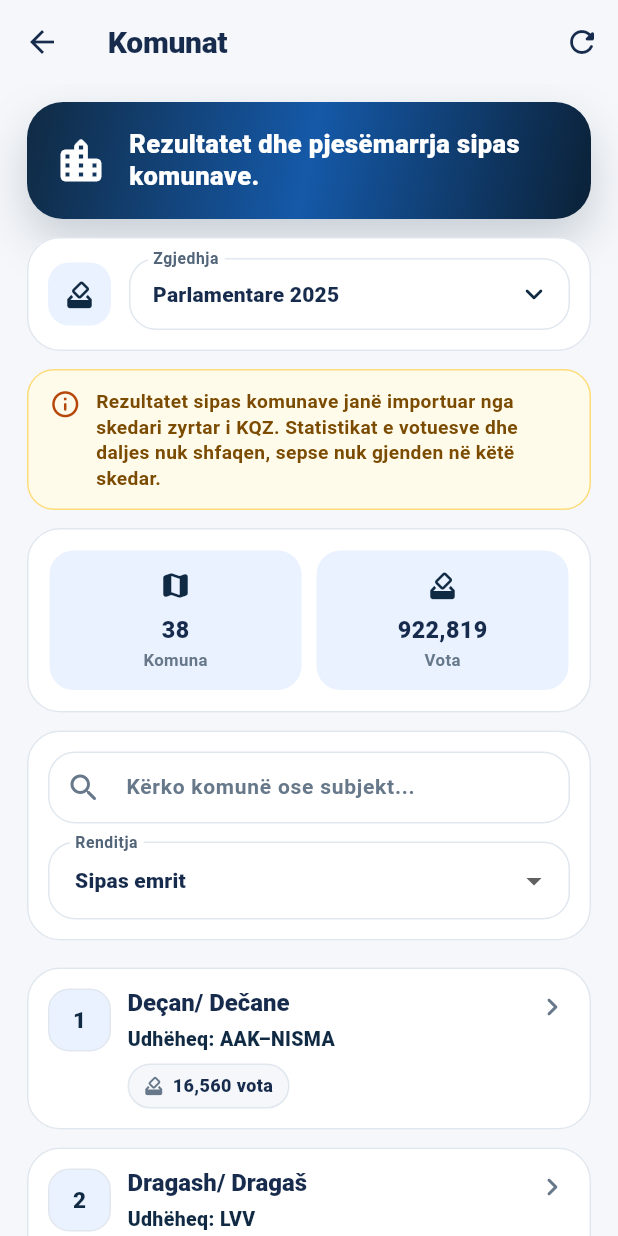
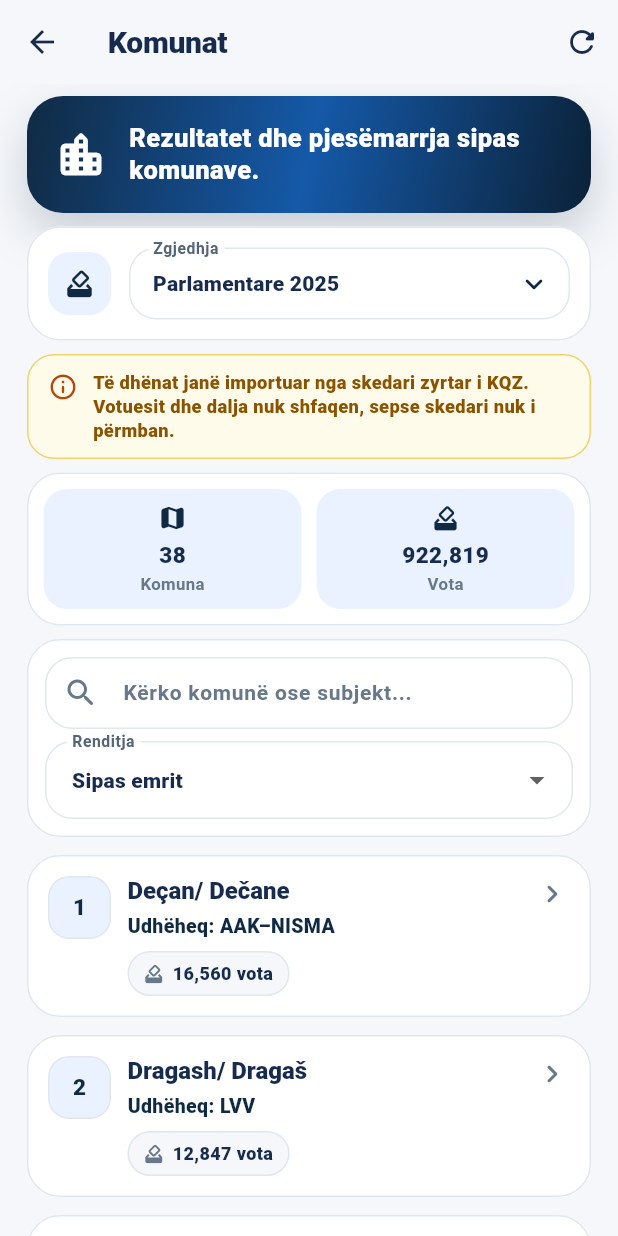
Before and after one commit to genti2004-cmyk/zgjedhjet_info, a Flutter app: the MunicipalitiesScreen screen opened directly, on a phone screen of 412 x 824 dp. Run offline on Flutter 3.47's test engine with Material 3 defaults, Android fonts, the light colour scheme and no system bars.

Commit message:
UI: Compact municipality overview

```diff
--- a/lib/src/features/municipalities/presentation/municipalities_screen.dart
+++ b/lib/src/features/municipalities/presentation/municipalities_screen.dart
@@ -69,7 +69,7 @@ class _MunicipalitiesScreenState extends State<MunicipalitiesScreen> {
 
   String _municipalityNoticeMessage(ElectionSource source) {
     if (_hasOfficialMunicipalityResults(source)) {
-      return 'Rezultatet sipas komunave janë importuar nga skedari zyrtar i KQZ. Statistikat e votuesve dhe daljes nuk shfaqen, sepse nuk gjenden në këtë skedar.';
+      return 'Të dhënat janë importuar nga skedari zyrtar i KQZ. Votuesit dhe dalja nuk shfaqen, sepse skedari nuk i përmban.';
     }
 
     if (_isParliamentary(source)) {
@@ -165,18 +165,16 @@ class _MunicipalitiesScreenState extends State<MunicipalitiesScreen> {
                   await _municipalityResultsFuture;
                 },
                 child: ListView(
-                  padding: const EdgeInsets.fromLTRB(18, 12, 18, 24),
+                  padding: const EdgeInsets.fromLTRB(18, 8, 18, 24),
                   children: [
                     const _PageHeader(),
-                    const SizedBox(height: 12),
+                    const SizedBox(height: 9),
                     ElectionPickerCard(onChanged: _refresh),
-                    const SizedBox(height: 12),
-                    PremiumStatusNotice(
-                      icon: Icons.info_outline_rounded,
-                      verified: false,
+                    const SizedBox(height: 9),
+                    _CompactMunicipalityNotice(
                       message: _municipalityNoticeMessage(selectedElection),
                     ),
-                    const SizedBox(height: 12),
+                    const SizedBox(height: 9),
                     if (_isParliamentary(selectedElection) &&
                         !_hasOfficialMunicipalityResults(selectedElection))
                       _MunicipalityPendingCard(source: selectedElection)
@@ -203,7 +201,7 @@ class _MunicipalitiesScreenState extends State<MunicipalitiesScreen> {
                           (item) => item.hasVoterStatistics,
                         ),
                       ),
-                      const SizedBox(height: 12),
+                      const SizedBox(height: 9),
                       _SearchAndSortCard(
                         controller: _searchController,
                         sortMode: _sortMode,
@@ -219,7 +217,7 @@ class _MunicipalitiesScreenState extends State<MunicipalitiesScreen> {
                           });
                         },
                       ),
-                      const SizedBox(height: 18),
+                      const SizedBox(height: 12),
                       if (visibleMunicipalities.isEmpty)
                         const AppEmptyCard(
                           message: 'Nuk u gjet asnjë komunë me këtë kërkim.',
@@ -293,6 +291,51 @@ class _PageHeader extends StatelessWidget {
                 fontSize: 17,
                 fontWeight: FontWeight.w800,
                 height: 1.25,
+              ),
+            ),
+          ),
+        ],
+      ),
+    );
+  }
+}
+
+class _CompactMunicipalityNotice extends StatelessWidget {
+  final String message;
+
+  const _CompactMunicipalityNotice({
+    required this.message,
+  });
+
+  @override
+  Widget build(BuildContext context) {
+    return Container(
+      padding: const EdgeInsets.fromLTRB(13, 10, 13, 10),
+      decoration: BoxDecoration(
+        color: const Color(0xFFFFFBEB),
+        borderRadius: BorderRadius.circular(18),
+        border: Border.all(color: const Color(0xFFF2D26B)),
+      ),
+      child: Row(
+        crossAxisAlignment: CrossAxisAlignment.start,
+        children: [
+          const Padding(
+            padding: EdgeInsets.only(top: 1),
+            child: Icon(
+              Icons.info_outline_rounded,
+              color: Color(0xFFB54708),
+              size: 20,
+            ),
+          ),
+          const SizedBox(width: 10),
+          Expanded(
+            child: Text(
+              message,
+              style: const TextStyle(
+                color: Color(0xFF8A5300),
+                fontSize: 12.2,
+                height: 1.30,
+                fontWeight: FontWeight.w800,
               ),
             ),
           ),
@@ -473,7 +516,7 @@ class _SummaryCard extends StatelessWidget {
 
     return Card(
       child: Padding(
-        padding: const EdgeInsets.fromLTRB(15, 15, 15, 15),
+        padding: const EdgeInsets.fromLTRB(11, 11, 11, 11),
         child: Row(
           children: [
             Expanded(
@@ -530,7 +573,7 @@ class _SummaryItem extends StatelessWidget {
   @override
   Widget build(BuildContext context) {
     return Container(
-      padding: const EdgeInsets.fromLTRB(8, 12, 8, 12),
+      padding: const EdgeInsets.fromLTRB(8, 9, 8, 9),
       decoration: BoxDecoration(
         color: AppTheme.softGreen,
         borderRadius: BorderRadius.circular(16),
@@ -540,20 +583,20 @@ class _SummaryItem extends StatelessWidget {
           Icon(
             icon,
             color: AppTheme.primaryGreen,
-            size: 22,
+            size: 20,
           ),
-          const SizedBox(height: 8),
+          const SizedBox(height: 5),
           Text(
             value,
             maxLines: 1,
             overflow: TextOverflow.ellipsis,
             style: const TextStyle(
               color: AppTheme.textDark,
-              fontSize: 15.5,
+              fontSize: 15,
               fontWeight: FontWeight.w900,
             ),
           ),
-          const SizedBox(height: 3),
+          const SizedBox(height: 2),
           Text(
             label,
             maxLines: 1,
@@ -587,7 +630,7 @@ class _SearchAndSortCard extends StatelessWidget {
   Widget build(BuildContext context) {
     return Card(
       child: Padding(
-        padding: const EdgeInsets.fromLTRB(14, 14, 14, 14),
+        padding: const EdgeInsets.fromLTRB(12, 12, 12, 12),
         child: Column(
           children: [
             TextField(
@@ -607,7 +650,7 @@ class _SearchAndSortCard extends StatelessWidget {
                       ),
               ),
             ),
-            const SizedBox(height: 12),
+            const SizedBox(height: 8),
             DropdownButtonFormField<MunicipalitySortMode>(
               value: sortMode,
               decoration: const InputDecoration(
```
